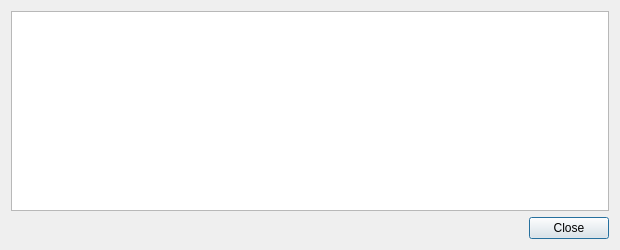
Before: the Qt Designer form src/qt/forms/transactiondescdialog.ui in BitSeedsOrg/Bitseeds, drawn with Qt 5.
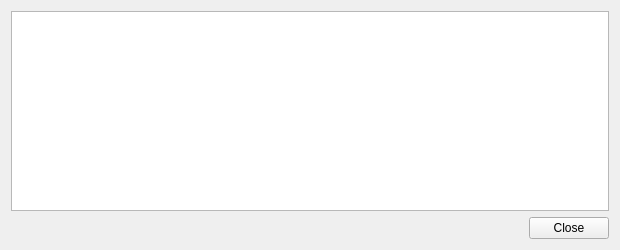
After: the same form once the commit is applied.

Diff of the .ui file:
```diff
--- a/src/qt/forms/transactiondescdialog.ui
+++ b/src/qt/forms/transactiondescdialog.ui
@@ -1,7 +1,7 @@
 <?xml version="1.0" encoding="UTF-8"?>
 <ui version="4.0">
  <class>TransactionDescDialog</class>
- <widget class="QDialog" name="TransactionDescDialog">
+ <widget class="QWidget" name="TransactionDescDialog">
   <property name="geometry">
    <rect>
     <x>0</x>
```
Left out of the diff: 4 changed lines with no effect on the pictures.
